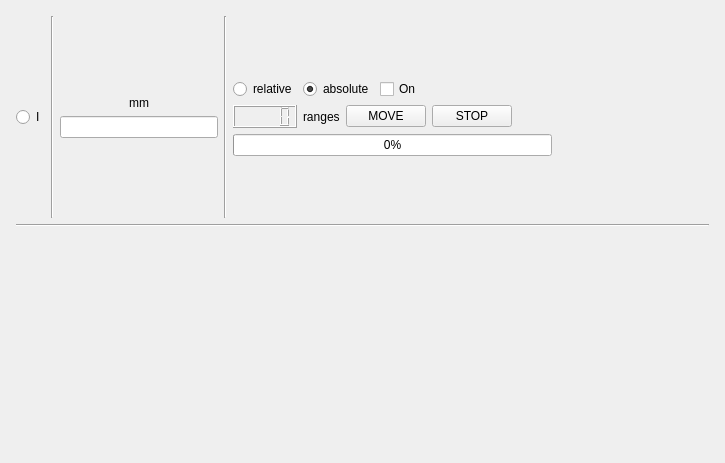
First picture: the form in views/ui/widget_stpmtr_axis.ui, repository Saldenisov/pyconlyse, before the edit.
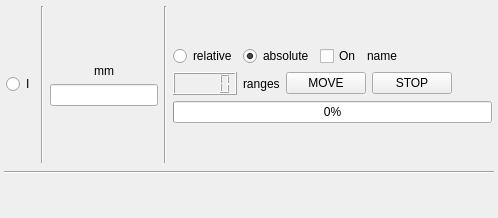
Second picture: the form after the edit.

```diff
--- a/views/ui/widget_stpmtr_axis.ui
+++ b/views/ui/widget_stpmtr_axis.ui
@@ -6,32 +6,83 @@
    <rect>
     <x>0</x>
     <y>0</y>
-    <width>725</width>
-    <height>463</height>
+    <width>400</width>
+    <height>121</height>
    </rect>
   </property>
   <property name="windowTitle">
    <string>Form</string>
   </property>
   <layout class="QVBoxLayout" name="verticalLayout">
+   <property name="spacing">
+    <number>0</number>
+   </property>
+   <property name="sizeConstraint">
+    <enum>QLayout::SetFixedSize</enum>
+   </property>
+   <property name="leftMargin">
+    <number>0</number>
+   </property>
+   <property name="topMargin">
+    <number>0</number>
+   </property>
+   <property name="rightMargin">
+    <number>0</number>
+   </property>
+   <property name="bottomMargin">
+    <number>0</number>
+   </property>
    <item>
     <layout class="QVBoxLayout" name="mainVL">
+     <property name="sizeConstraint">
+      <enum>QLayout::SetFixedSize</enum>
+     </property>
+     <property name="leftMargin">
+      <number>2</number>
+     </property>
+     <property name="topMargin">
+      <number>2</number>
+     </property>
+     <property name="rightMargin">
+      <number>2</number>
+     </property>
+     <property name="bottomMargin">
+      <number>2</number>
+     </property>
      <item>
       <layout class="QVBoxLayout" name="axisVL0">
+       <property name="spacing">
+        <number>6</number>
+       </property>
+       <property name="sizeConstraint">
+        <enum>QLayout::SetFixedSize</enum>
+       </property>
        <property name="leftMargin">
-        <number>5</number>
+        <number>2</number>
        </property>
        <property name="topMargin">
-        <number>5</number>
+        <number>2</number>
        </property>
        <property name="rightMargin">
-        <number>5</number>
+        <number>2</number>
        </property>
        <property name="bottomMargin">
-        <number>5</number>
+        <number>2</number>
        </property>
        <item>
         <layout class="QHBoxLayout" name="axisHL0">
+         <property name="leftMargin">
+          <number>2</number>
+         </property>
+         <property name="topMargin">
+          <number>2</number>
+         </property>
+         <property name="rightMargin">
+          <number>2</number>
+         </property>
+         <property name="bottomMargin">
+          <number>2</number>
+         </property>
          <item>
           <widget class="QRadioButton" name="radioButton_axis">
            <property name="text">
@@ -140,6 +191,13 @@
                </property>
               </widget>
              </item>
+             <item>
+              <widget class="QLabel" name="labelAxisname">
+               <property name="text">
+                <string>name</string>
+               </property>
+              </widget>
+             </item>
              <item>
               <spacer name="horizontalSpacer_axis_movement_type1">
                <property name="orientation">
@@ -218,19 +276,6 @@
            </item>
           </layout>
          </item>
-         <item>
-          <spacer name="horizontalSpacer">
-           <property name="orientation">
-            <enum>Qt::Horizontal</enum>
-           </property>
-           <property name="sizeHint" stdset="0">
-            <size>
-             <width>40</width>
-             <height>20</height>
-            </size>
-           </property>
-          </spacer>
-         </item>
         </layout>
        </item>
        <item>
```
